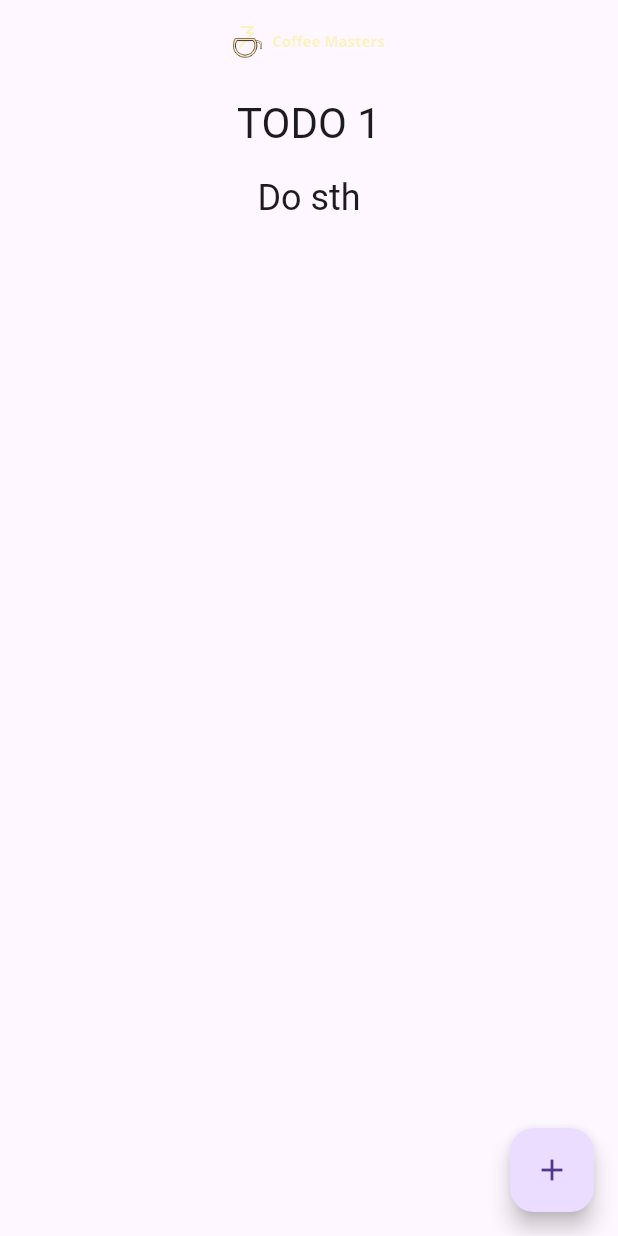
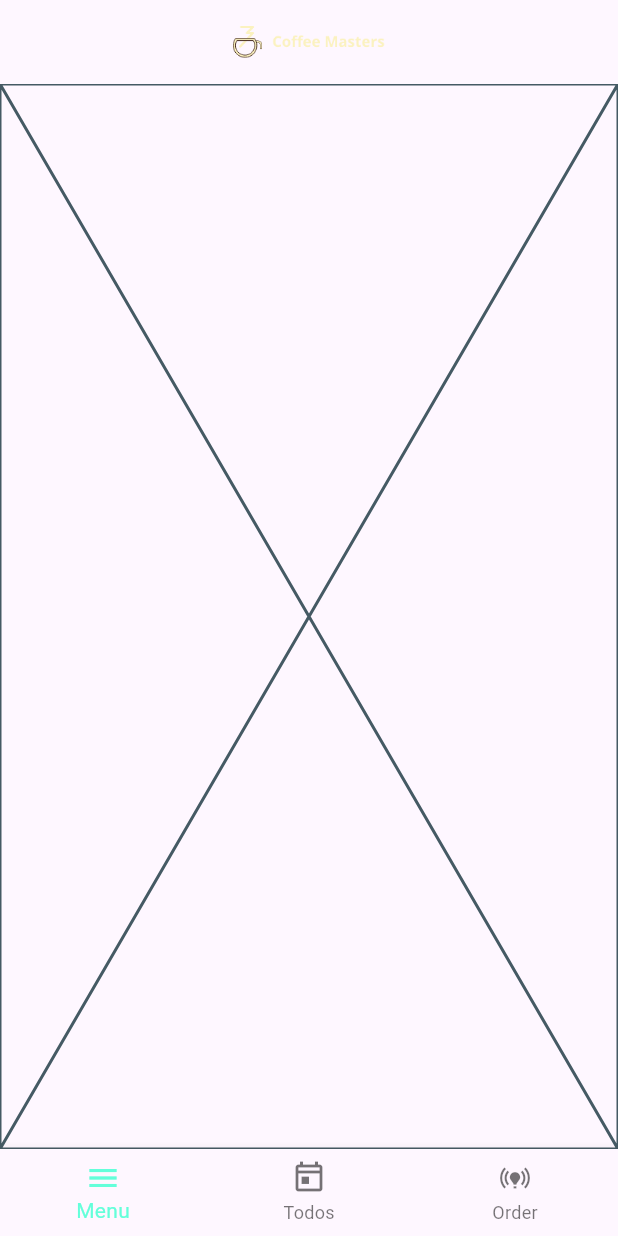
Before and after one commit to paulinalewando/flutter_todo, a Flutter app: the screen it shows after launch, on a phone screen of 412 x 824 dp. Run offline on Flutter 3.47's test engine with Material 3 defaults, Android fonts, the phone set to English and light mode, and no system bars.

Commit message:
feat: bottom nav menu

```diff
--- a/lib/main.dart
+++ b/lib/main.dart
@@ -1,5 +1,7 @@
 import 'package:flutter/material.dart';
 import 'package:flutter_todo/pages/todos.dart';
+import 'pages/menu.dart';
+import 'pages/order.dart';
 
 void main() {
   runApp(const MyApp());
@@ -68,37 +70,45 @@ class MyHomePage extends StatefulWidget {
 }
 
 class _MyHomePageState extends State<MyHomePage> {
-  int _counter = 0;
-
-  void _incrementCounter() {
-    setState(() {
-      // This call to setState tells the Flutter framework that something has
-      // changed in this State, which causes it to rerun the build method below
-      // so that the display can reflect the updated values. If we changed
-      // _counter without calling setState(), then the build method would not be
-      // called again, and so nothing would appear to happen.
-      _counter++;
-    });
-  }
+  int selectedIndex = 0;
 
   @override
   Widget build(BuildContext context) {
-    // This method is rerun every time setState is called, for instance as done
-    // by the _incrementCounter method above.
-    //
-    // The Flutter framework has been optimized to make rerunning build methods
-    // fast, so that you can just rebuild anything that needs updating rather
-    // than having to individually change instances of widgets.
+    Widget currentWidgetPage = const Text("Hello");
+
+    switch (selectedIndex) {
+      case 0:
+        currentWidgetPage = const Menu();
+        break;
+      case 1:
+        currentWidgetPage = const Todos();
+        break;
+      case 2:
+        currentWidgetPage = const Order();
+        break;
+    }
+
     return Scaffold(
       appBar: AppBar(
         title: Center(child: Image.asset("images/logo.png")),
       ),
-      body: const Todos(),
-      floatingActionButton: FloatingActionButton(
-        onPressed: _incrementCounter,
-        tooltip: 'Increment',
-        child: const Icon(Icons.add),
-      ), // This trailing comma makes auto-formatting nicer for build methods.
+      body: currentWidgetPage,
+      bottomNavigationBar: BottomNavigationBar(
+        currentIndex: selectedIndex,
+        onTap: (newIndex) => {
+          setState(() {
+            selectedIndex = newIndex;
+          })
+        },
+        selectedItemColor: Colors.tealAccent,
+        items: const [
+          BottomNavigationBarItem(icon: Icon(Icons.menu), label: "Menu"),
+          BottomNavigationBarItem(
+              icon: Icon(Icons.today_outlined), label: "Todos"),
+          BottomNavigationBarItem(
+              icon: Icon(Icons.online_prediction_sharp), label: "Order"),
+        ],
+      ),
     );
   }
 }
--- /dev/null
+++ b/lib/pages/menu.dart
@@ -0,0 +1,10 @@
+import 'package:flutter/material.dart';
+
+class Menu extends StatelessWidget {
+  const Menu({super.key});
+
+  @override
+  Widget build(BuildContext context) {
+    return const Placeholder();
+  }
+}
--- /dev/null
+++ b/lib/pages/order.dart
@@ -0,0 +1,10 @@
+import 'package:flutter/material.dart';
+
+class Order extends StatelessWidget {
+  const Order({super.key});
+
+  @override
+  Widget build(BuildContext context) {
+    return const Placeholder();
+  }
+}
```
Also changed, not shown: lib/models/todo.dart (+7 -0 lines), lib/pages/todos.dart (+40 -2 lines).
